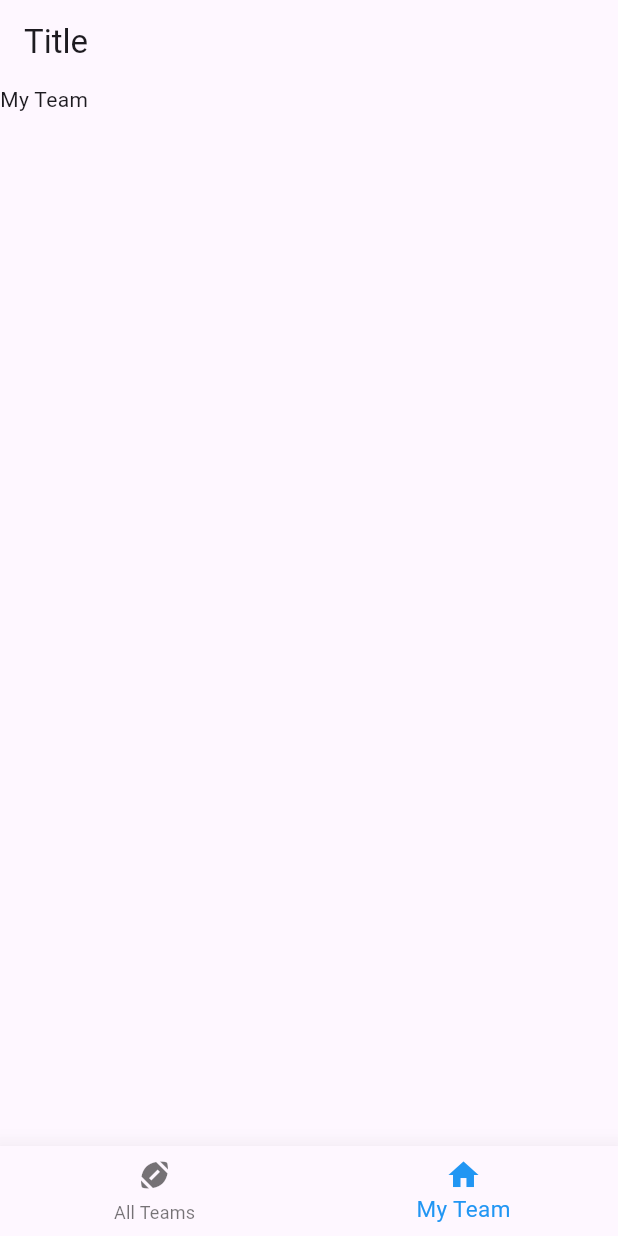
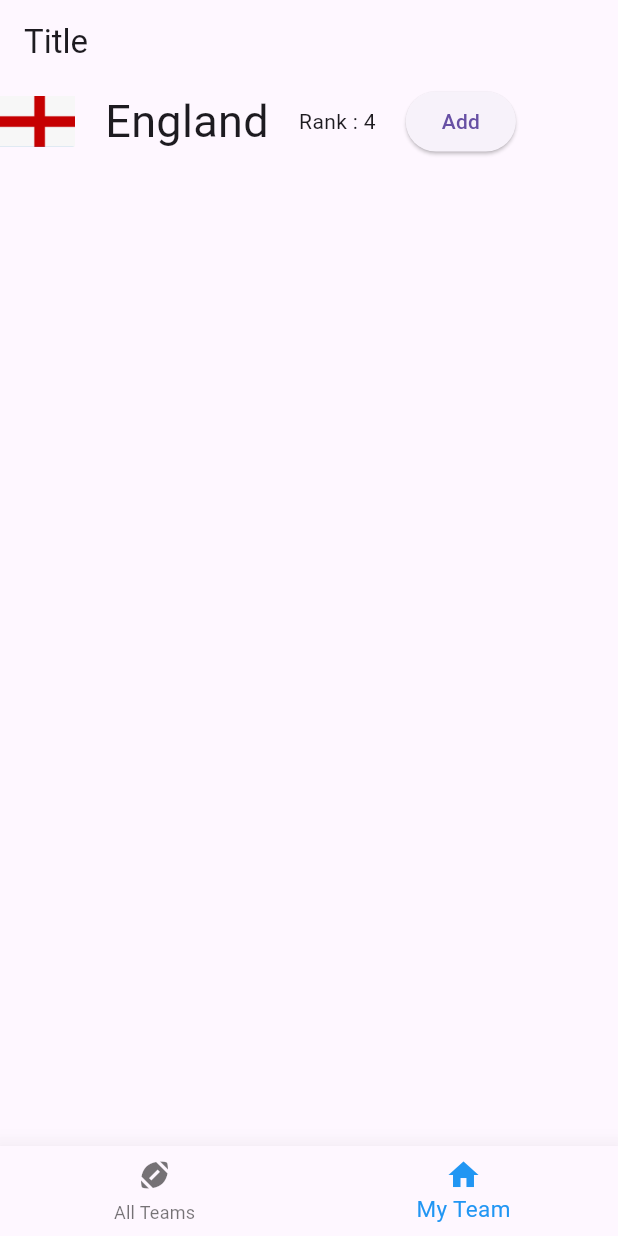
Before and after one commit to jonak1064/fifa, a Flutter app: the screen it shows after launch, item 2 of the bottom bar chosen, on a phone screen of 412 x 824 dp. Run offline on Flutter 3.47's test engine with Material 3 defaults, Android fonts, the light colour scheme and no system bars.

Commit message:
“data”

```diff
--- a/lib/screens/my_team.dart
+++ b/lib/screens/my_team.dart
@@ -1,9 +1,10 @@
 import 'package:flutter/material.dart';
+import 'package:fifa/widgets/team_list.dart';
 
 class MyTeamSceeen extends StatelessWidget {
   const MyTeamSceeen({super.key});
   @override
   Widget build(BuildContext context) {
-    return const Text("My Team");
+    return const TeamList();
   }
 }
--- /dev/null
+++ b/lib/widgets/team_list.dart
@@ -0,0 +1,30 @@
+import 'package:flutter/material.dart';
+
+class TeamList extends StatelessWidget {
+  const TeamList({super.key});
+
+  @override
+  Widget build(BuildContext context) {
+    return Row(
+      children: [
+        Image.asset(
+          'assets/images/teams-4.png',
+          width: 50,
+          height: 50,
+        ),
+        const SizedBox(width: 20),
+        const Text(
+          'England',
+          style: TextStyle(fontSize: 30),
+        ),
+        const SizedBox(width: 20),
+        const Text('Rank : 4'),
+        const SizedBox(width: 20),
+        ElevatedButton(
+          onPressed: () {},
+          child: const Text('Add'),
+        ),
+      ],
+    );
+  }
+}
```
